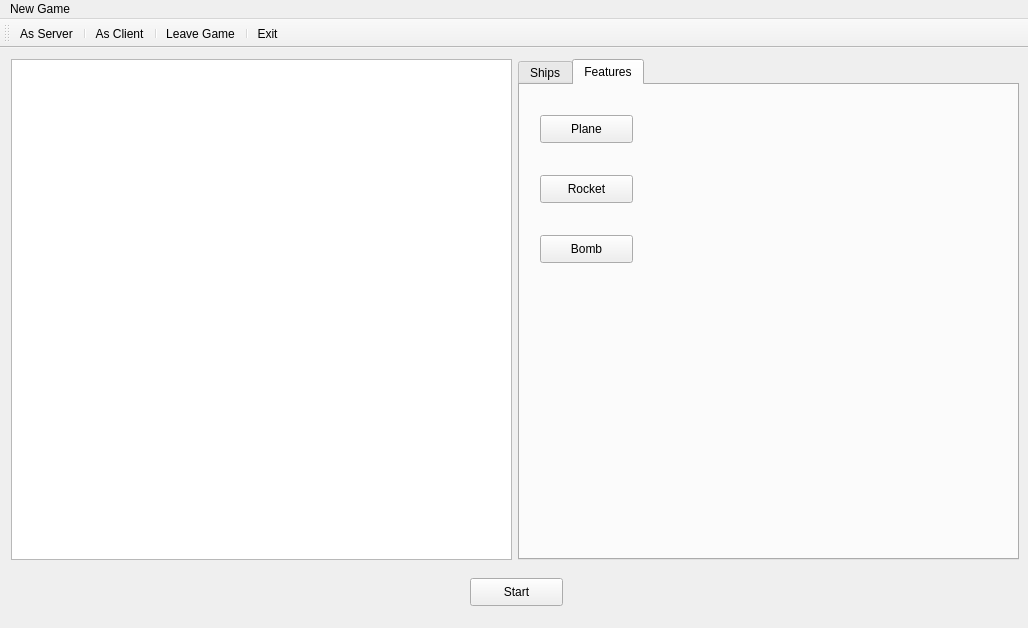
This is BattleShip/mainwindow.ui in prokop8/cpp_BattleShip as Qt 5 draws it before an edit. The edited form follows.
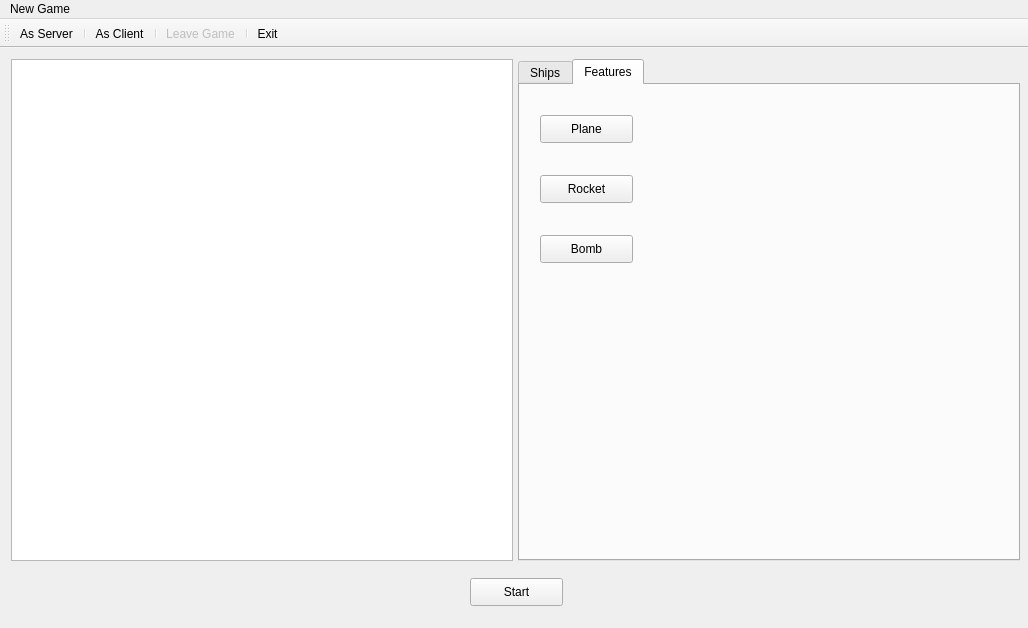
This is the edited form. The open tabs and pages were chosen to show the change.

```diff
--- a/BattleShip/mainwindow.ui
+++ b/BattleShip/mainwindow.ui
@@ -22,8 +22,8 @@
      <rect>
       <x>11</x>
       <y>11</y>
-      <width>501</width>
-      <height>501</height>
+      <width>502</width>
+      <height>502</height>
      </rect>
     </property>
     <property name="sizePolicy">
@@ -41,8 +41,8 @@
      <rect>
       <x>518</x>
       <y>11</y>
-      <width>501</width>
-      <height>501</height>
+      <width>502</width>
+      <height>502</height>
      </rect>
     </property>
     <property name="sizePolicy">
@@ -235,6 +235,9 @@
    </property>
   </action>
   <action name="actionLeave_Game">
+   <property name="enabled">
+    <bool>false</bool>
+   </property>
    <property name="text">
     <string>Leave Game</string>
    </property>
```
Left out of the diff: 2 changed lines with no effect on the pictures.
